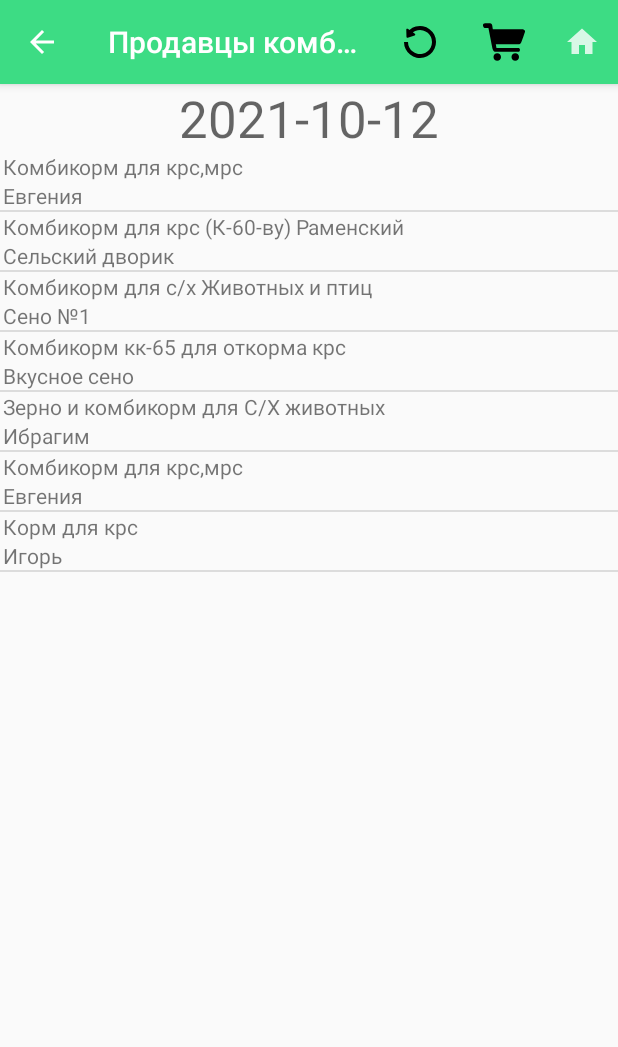
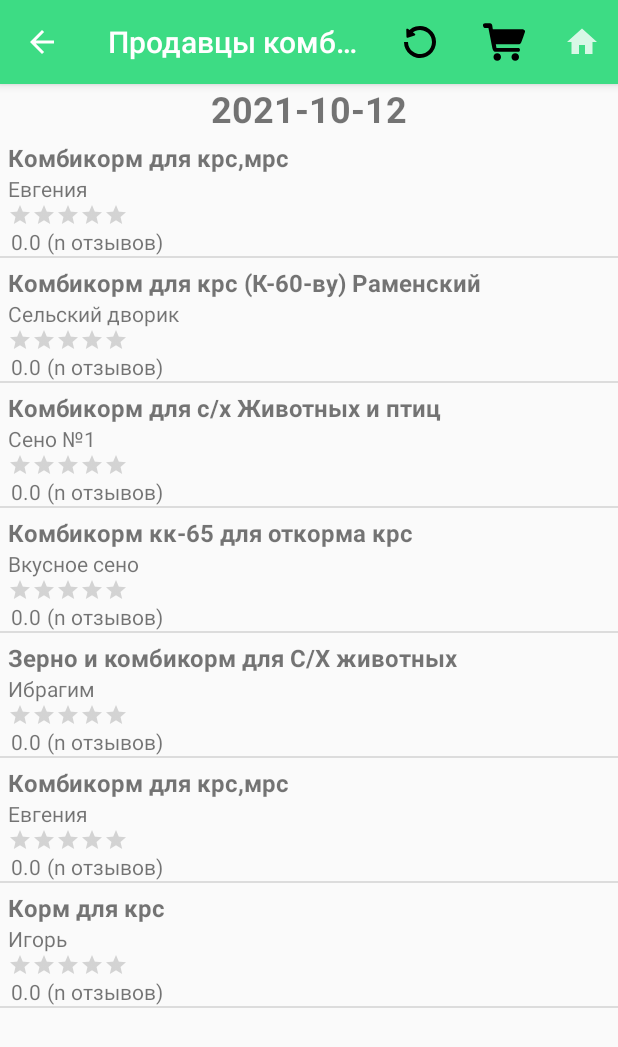
Before and after one commit to littleCaym/MyCalves, an Android app: the CompoundAdverts screen opened directly, with no data from a screen before it, on a phone screen of 412 x 824 dp. Shown: the top 1047 px of the screen. Run offline under Robolectric (Android 15) with nearby library versions, the phone set to English and light mode, and no system bars.

Commit message:
Разработан прототип дизайна для списка комбикормов

```diff
--- a/app/src/main/res/layout/activity_compound_adverts.xml
+++ b/app/src/main/res/layout/activity_compound_adverts.xml
@@ -10,7 +10,8 @@
         android:layout_height="wrap_content"
         android:text="Дата обновления"
         android:textAlignment="center"
-        android:textAppearance="@style/TextAppearance.AppCompat.Display1" />
+        android:textSize="24sp"
+        android:textStyle="bold" />
 
     <ListView
         android:id="@+id/listViewKombikormPricesList"
--- a/app/src/main/res/layout/compound_adverts_listview_layout.xml
+++ b/app/src/main/res/layout/compound_adverts_listview_layout.xml
@@ -1,18 +1,61 @@
 <?xml version="1.0" encoding="utf-8"?>
 <LinearLayout xmlns:android="http://schemas.android.com/apk/res/android"
-    android:orientation="vertical" android:layout_width="match_parent"
-    android:layout_height="match_parent">
+    android:layout_width="match_parent"
+    android:layout_height="wrap_content"
+    android:orientation="vertical">
+
+    <LinearLayout
+        android:layout_width="match_parent"
+        android:layout_height="match_parent"
+        android:layout_marginLeft="5dp"
+        android:layout_marginTop="5dp"
+        android:layout_marginRight="5dp"
+        android:orientation="vertical">
 
         <TextView
             android:id="@+id/textViewCompoundAdvertsName"
-        android:text="Название комбикорма"
             android:layout_width="wrap_content"
             android:layout_height="wrap_content"
-        android:layout_marginHorizontal="2dp"/>
+            android:text="Название комбикорма"
+            android:textSize="16sp"
+            android:textStyle="bold" />
+
         <TextView
             android:id="@+id/textViewCompoundAdvertsSeller"
-        android:text="Продавец комбикорма"
             android:layout_width="wrap_content"
             android:layout_height="wrap_content"
-        android:layout_marginHorizontal="2dp"/>
+            android:text="Продавец комбикорма" />
+
+        <RatingBar
+            android:id="@+id/ratingBarSeller"
+            style="?android:attr/ratingBarStyleSmall"
+            android:layout_width="wrap_content"
+            android:layout_height="match_parent" />
+
+        <LinearLayout
+            android:layout_width="match_parent"
+            android:layout_height="match_parent"
+            android:orientation="horizontal">
+
+            <TextView
+                android:id="@+id/textViewRating"
+                android:layout_width="wrap_content"
+                android:layout_height="wrap_content"
+                android:layout_marginHorizontal="2dp"
+                android:text="0.0" />
+
+            <TextView
+                android:id="@+id/textViewReviewsNum"
+                android:layout_width="wrap_content"
+                android:layout_height="wrap_content"
+                android:layout_marginHorizontal="2dp"
+                android:text="(n отзывов)" />
+
+
         </LinearLayout>
+
+    </LinearLayout>
+
+
+
+</LinearLayout>
```
Lines whose indentation alone changed are shown as unchanged.
